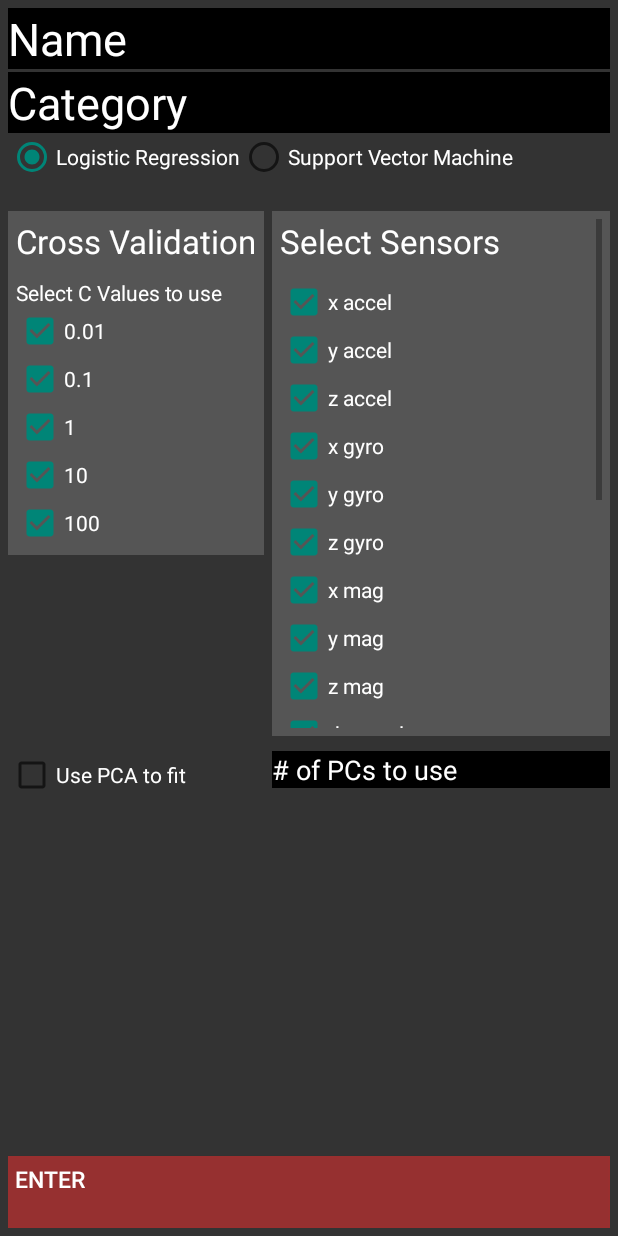
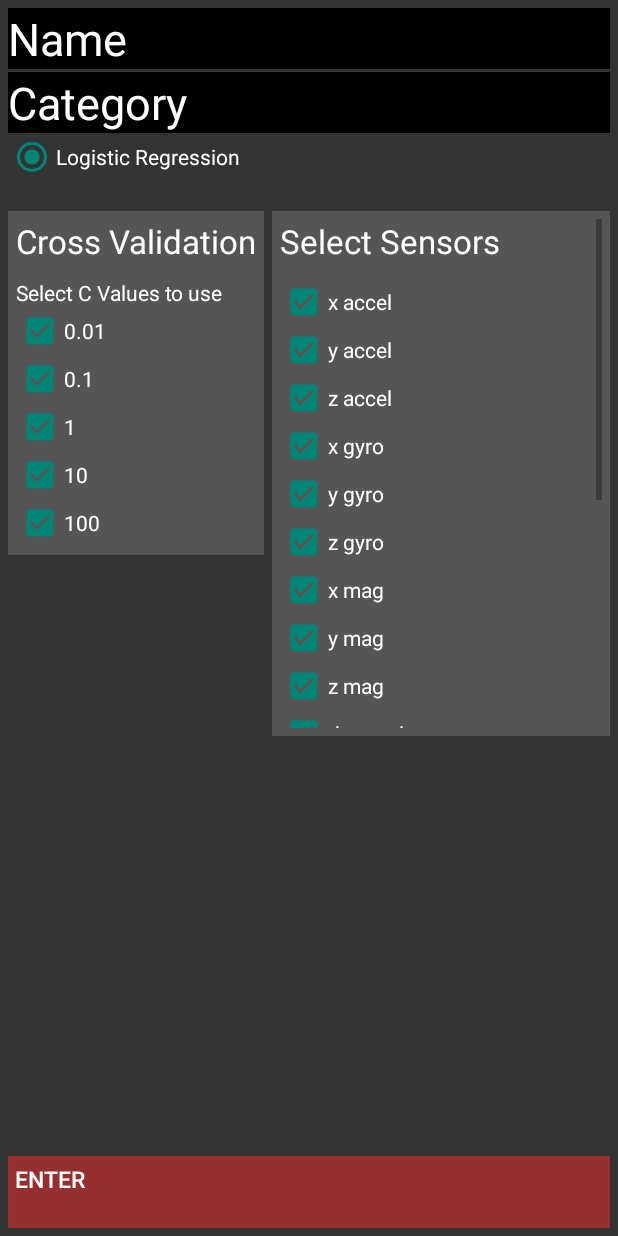
Before and after one commit to mesargent/dataGatherer, an Android app: the CategoryDialog screen opened directly, with no data from a screen before it, on a phone screen of 412 x 824 dp. Run offline under Robolectric (Android 15) with nearby library versions, the phone set to English and light mode, and no system bars.

Commit message:
Bug fixes.

```diff
--- a/app/src/main/java/com/detroitteatime/datagatherer/CategoryDialog.java
+++ b/app/src/main/java/com/detroitteatime/datagatherer/CategoryDialog.java
@@ -22,11 +22,11 @@ import java.util.ArrayList;
 
 public class CategoryDialog extends Activity {
     protected Button enter, delete;
-    protected EditText name, category, noPCs;
+    protected EditText name, category;
     protected RadioGroup methodGroup;
     protected CheckBox cp01, cp1, c1, c10, c100, xAcc, yAcc, zAcc,
             xGyro, yGyro, zGyro, xMag, yMag, zMag, dxAcc, dyAcc, dzAcc,
-            dxGyro, dyGyro, dzGyro, dxMag, dyMag, dzMag, pca;
+            dxGyro, dyGyro, dzGyro, dxMag, dyMag, dzMag;
     private long id = -1;
 
     @Override
@@ -69,9 +69,6 @@ public class CategoryDialog extends Activity {
         dzMag = (CheckBox) findViewById(R.id.dz_mag);
 
 
-        pca = (CheckBox) findViewById(R.id.pca);
-        noPCs = (EditText) findViewById(R.id.no_pcs);
-
         //Get predictor's id number
         Intent intent = getIntent();
         id = intent.getLongExtra("id", -1);
@@ -85,7 +82,6 @@ public class CategoryDialog extends Activity {
             p.addRule(RelativeLayout.ALIGN_PARENT_BOTTOM);
 
             enter.setLayoutParams(p);
-
 
         }
 
@@ -102,10 +98,6 @@ public class CategoryDialog extends Activity {
             String params = predictor.getParameterString();
             try {
                 JSONObject obj = new JSONObject(params);
-                noPCs.setText(obj.get("no_pc").toString());
-
-                boolean usePCA = obj.getBoolean("fit_using_pca");
-                pca.setChecked(usePCA);
 
                 JSONArray sArray = obj.getJSONArray("sensor_array");
                 JSONArray cArray = obj.getJSONArray("C_array");
@@ -142,8 +134,7 @@ public class CategoryDialog extends Activity {
                     case Constants.LOGISIC_REGRESSION:
                         methodGroup.check(R.id.log_reg);
                         break;
-                    case Constants.SVM:
-                        methodGroup.check(R.id.svm);
+
                 }
 
 
@@ -165,12 +156,7 @@ public class CategoryDialog extends Activity {
                     case "Logistic Regression":
                         method = Constants.LOGISIC_REGRESSION;
                         break;
-                    case "Support Vector Machine":
-                        method = Constants.SVM;
-                        break;
-//                    case "Neural Net":
-//                        method = Constants.NEURAL_NET;
-//                        break;
+
                 }
 
                 ArrayList<Double> cParams = new ArrayList<Double>();
@@ -269,22 +255,16 @@ public class CategoryDialog extends Activity {
                     sensors.add(DataBaseHelper.D_MAGNETICZ);
                 }
 
-                String pcString = noPCs.getText().toString();
-
-                int pcs = (pcString != null && pcString.matches("^[0-9]*[1-9][0-9]*$")) ?
-                        Integer.valueOf(noPCs.getText().toString()) : 0;
-
-                JSONObject params = DataAccess.makeParamJSON(cParams, sensors, pca.isChecked(), pcs);
+                JSONObject params = DataAccess.makeParamJSON(cParams, sensors);
 
                 DataBaseHelper helper = DataBaseHelper.getInstance(CategoryDialog.this);
 
                 if(id!=-1){
-                    helper.editPredictor(id, name.getText().toString(), category.getText().toString(), method, params.toString(), null);
+                    helper.editPredictor(id, name.getText().toString(), category.getText().toString(), method, params.toString(), null, null);
                 }else{
 
-                    helper.insertModel(name.getText().toString(), category.getText().toString(), method, params.toString(), null);
+                    helper.insertModel(name.getText().toString(), category.getText().toString(), method, params.toString(), null, null);
                 }
-
 
                 Intent intent = new Intent(CategoryDialog.this, ModelList.class);
                 startActivity(intent);
--- a/app/src/main/res/layout/category_dialog.xml
+++ b/app/src/main/res/layout/category_dialog.xml
@@ -81,12 +81,6 @@
                     android:text="@string/log_reg"
                     android:textColor="@color/regular_text" />
 
-                <RadioButton
-                    android:id="@+id/svm"
-                    android:layout_width="wrap_content"
-                    android:layout_height="wrap_content"
-                    android:text="@string/svm"
-                    android:textColor="@color/regular_text" />
             </RadioGroup>
 
             <LinearLayout
@@ -338,32 +332,6 @@
 
             </LinearLayout>
 
-            <CheckBox
-                android:id="@+id/pca"
-                android:layout_width="wrap_content"
-                android:layout_height="wrap_content"
-                android:layout_alignLeft="@+id/enter_category"
-                android:layout_alignStart="@+id/enter_category"
-                android:layout_below="@+id/linearLayout"
-                android:text="Use PCA to fit"
-                android:textColor="@color/regular_text" />
-
-            <EditText
-                android:id="@+id/no_pcs"
-                android:layout_width="wrap_content"
-                android:layout_height="wrap_content"
-                android:layout_alignEnd="@+id/linearLayout"
-                android:layout_alignLeft="@+id/linearLayout"
-                android:layout_alignRight="@+id/linearLayout"
-                android:layout_alignStart="@+id/linearLayout"
-                android:layout_below="@+id/linearLayout"
-                android:background="@color/black"
-                android:ems="10"
-                android:hint="# of PCs to use"
-                android:textColorHint="@color/regular_text"
-                android:inputType="number"
-                android:textColor="@color/regular_text" />
-
         </RelativeLayout>
 
     </LinearLayout>
--- a/app/src/main/res/menu/menu_main.xml
+++ b/app/src/main/res/menu/menu_main.xml
@@ -47,5 +47,11 @@
         android:title="Delete Params"
         app:showAsAction="never" />
 
+    <item
+        android:id="@+id/folder"
+        android:orderInCategory="100"
+        android:title="Open Data Folder"
+        app:showAsAction="never" />
+
 
 </menu>
```
Also changed, not shown: app/src/main/java/com/detroitteatime/datagatherer/DataAccess.java (+3 -13 lines), app/src/main/java/com/detroitteatime/datagatherer/DataBaseHelper.java (+11 -13 lines), app/src/main/java/com/detroitteatime/datagatherer/MainActivity.java (+56 -31 lines), app/src/main/java/com/detroitteatime/datagatherer/Predictor.java (+9 -1 lines), app/src/main/java/com/detroitteatime/datagatherer/ResultsView.java (+2 -20 lines).
